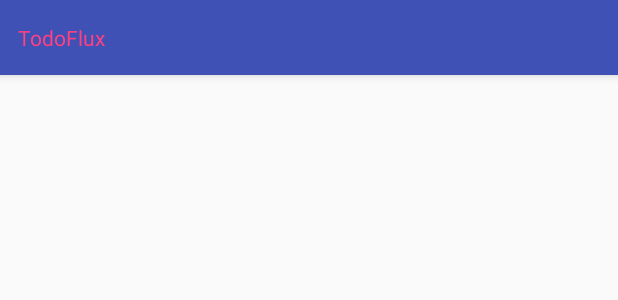
After one commit to iFarSeer/TodoFluxArchitecture, an Android app: the layout layout_toolbar_normal.xml on its own in the app's theme, with its tools: preview values and no code run, on a phone screen of 412 x 824 dp. The commit adds this screen. Shown: the top 300 px of the screen. Run offline under Robolectric (Android 15) with nearby library versions, the phone set to English and light mode, and no system bars.

Commit message:
[add]:添加自定义toolBar

```diff
--- /dev/null
+++ b/app/src/main/res/drawable/bg_action_toolbar.xml
@@ -0,0 +1,5 @@
+<?xml version="1.0" encoding="utf-8"?>
+<selector xmlns:android="http://schemas.android.com/apk/res/android">
+    <item android:drawable="@color/colorPrimaryDark" android:state_pressed="true" />
+    <item android:drawable="@color/colorPrimary" android:state_pressed="false" />
+</selector>
--- /dev/null
+++ b/app/src/main/res/layout/layout_toolbar_normal.xml
@@ -0,0 +1,85 @@
+<?xml version="1.0" encoding="utf-8"?>
+<!--
+  ~
+  ~    Copyright 2016 zhaosc
+  ~
+  ~    Licensed under the Apache License, Version 2.0 (the "License");
+  ~    you may not use this file except in compliance with the License.
+  ~    You may obtain a copy of the License at
+  ~
+  ~        http://www.apache.org/licenses/LICENSE-2.0
+  ~
+  ~    Unless required by applicable law or agreed to in writing, software
+  ~    distributed under the License is distributed on an "AS IS" BASIS,
+  ~    WITHOUT WARRANTIES OR CONDITIONS OF ANY KIND, either express or implied.
+  ~    See the License for the specific language governing permissions and
+  ~    limitations under the License.
+  -->
+
+<android.support.design.widget.AppBarLayout xmlns:android="http://schemas.android.com/apk/res/android"
+    xmlns:app="http://schemas.android.com/apk/res-auto"
+    android:layout_width="match_parent"
+    android:layout_height="wrap_content"
+    xmlns:tools="http://schemas.android.com/tools"
+    android:theme="@style/AppTheme.AppBarOverlay">
+
+    <android.support.v7.widget.Toolbar
+        android:id="@+id/toolbar"
+        android:layout_width="match_parent"
+        android:layout_height="@dimen/toolBarHeight"
+        android:background="@color/colorPrimary"
+        app:popupTheme="@style/AppTheme.PopupOverlay"
+        android:layout_marginStart="-20dp"
+        android:layout_marginLeft="-20dp">
+
+        <RelativeLayout
+            android:layout_width="match_parent"
+            android:layout_height="match_parent">
+
+            <TextView
+                android:id="@+id/titleTextView"
+                android:layout_width="wrap_content"
+                android:layout_height="wrap_content"
+                android:layout_marginLeft="@dimen/fab_margin"
+                android:layout_marginStart="@dimen/fab_margin"
+                android:layout_centerVertical="true"
+                android:textColor="@color/colorAccent"
+                tools:text="@string/app_name"
+                />
+
+            <RelativeLayout
+                android:id="@+id/actionView"
+                android:layout_width="@dimen/toolBarHeight"
+                android:layout_height="@dimen/toolBarHeight"
+                android:background="@drawable/bg_action_toolbar"
+                android:layout_alignParentRight="true"
+                android:layout_alignParentEnd="true"
+                android:visibility="gone" >
+                <ImageView
+                    android:id="@+id/actionImageView"
+                    android:layout_width="wrap_content"
+                    android:layout_height="wrap_content"
+                    android:layout_centerInParent="true"
+                    android:src="@android:drawable/ic_menu_more"/>
+            </RelativeLayout>
+
+            <RelativeLayout
+                android:id="@+id/otherActionView"
+                android:layout_width="@dimen/toolBarHeight"
+                android:layout_height="@dimen/toolBarHeight"
+                android:background="@drawable/bg_action_toolbar"
+                android:layout_toLeftOf="@id/actionView"
+                android:layout_toStartOf="@id/actionView"
+                android:visibility="gone"
+                >
+                <ImageView
+                    android:id="@+id/otherActionImageView"
+                    android:layout_width="wrap_content"
+                    android:layout_height="wrap_content"
+                    android:layout_centerInParent="true"
+                    android:src="@android:drawable/ic_menu_more"/>
+            </RelativeLayout>
+        </RelativeLayout>
+    </android.support.v7.widget.Toolbar>
+
+</android.support.design.widget.AppBarLayout>
--- a/app/src/main/res/values/dimens.xml
+++ b/app/src/main/res/values/dimens.xml
@@ -11,4 +11,7 @@
 
     <dimen name="todo_list_divider_height">2dp</dimen>
     <dimen name="divider_height">1dp</dimen>
+
+
+    <dimen name="toolBarHeight">50dp</dimen>
 </resources>
```
Also changed, not shown: app/src/main/java/com/farseer/todo/flux/view/TodoListActivity.java (+13 -23 lines), app/src/main/java/com/farseer/todo/flux/view/base/BaseActivity.java (+42 -0 lines).
